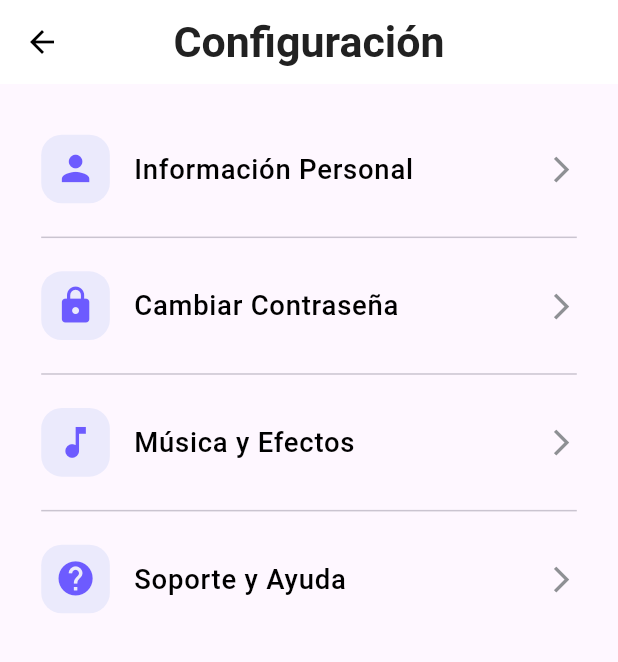
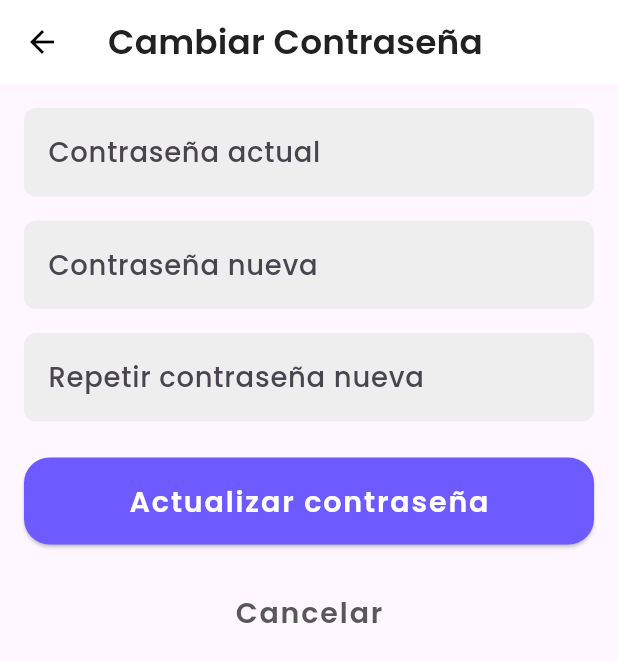
Before and after one commit to QuickRecap/Quickrecap-mobile, a Flutter app: the ConfigurationScreen screen opened by its route, after a tap on "Cambiar Contraseña", on a phone screen of 412 x 824 dp. Shown: the top 662 px of the screen. Run offline on Flutter 3.47's test engine with Material 3 defaults, Android fonts, the phone set to English and light mode, and no system bars; our stand-ins replace flutter_screenutil, get, sqflite; accounts and stored records are empty.

Commit message:
feat(profile):change password interface done

```diff
--- a/lib/main.dart
+++ b/lib/main.dart
@@ -9,6 +9,7 @@ import 'ui/pages/register_screen.dart';
 import 'ui/pages/terms_conditions_screen.dart';
 import 'ui/pages/views/profile/configuration_screen.dart';
 import 'ui/pages/views/profile/support_screen.dart';
+import 'ui/pages/views/profile/password_screen.dart';
 import 'ui/providers/login_provider.dart';
 import 'ui/providers/register_provider.dart';
 import 'data/api/user_api.dart';
@@ -64,6 +65,7 @@ class MyApp extends StatelessWidget {
             '/entrypoint': (context) => MainScreen(),
             '/configuration': (context) => ConfigurationScreen(),
             '/support': (context) => SupportScreen(),
+            '/password': (context) => PasswordScreen(),
           },
         );
       },
--- a/lib/ui/pages/views/profile/configuration_screen.dart
+++ b/lib/ui/pages/views/profile/configuration_screen.dart
@@ -37,6 +37,7 @@ class ConfigurationScreen extends StatelessWidget {
               icon: Icons.lock,
               text: 'Cambiar Contraseña',
               onTap: () {
+                Navigator.pushReplacementNamed(context, '/password');
                 // Acción al presionar
               },
             ),
--- /dev/null
+++ b/lib/ui/pages/views/profile/password_screen.dart
@@ -0,0 +1,131 @@
+import 'package:flutter/material.dart';
+import 'package:flutter_screenutil/flutter_screenutil.dart';
+
+class PasswordScreen extends StatelessWidget {
+  const PasswordScreen({Key? key}) : super(key: key);
+
+  @override
+  Widget build(BuildContext context) {
+    return Scaffold(
+      appBar: AppBar(
+        leading: IconButton(
+          icon: Icon(Icons.arrow_back),
+          onPressed: () => Navigator.of(context).pop(),
+        ),
+        title: Text('Cambiar Contraseña',
+              style: TextStyle(
+                color: Color(0xff212121), // Cambia el color del texto del título
+                fontSize: 20.sp, // Ajusta el tamaño del texto según tu diseño
+                fontFamily: 'Poppins',
+                fontWeight: FontWeight.w600,
+          ),
+        ),
+        backgroundColor: Colors.white,
+        foregroundColor: Colors.black,
+        elevation: 0,
+
+      ),
+      body: Padding(
+        padding: const EdgeInsets.all(16.0),
+        child: Column(
+          crossAxisAlignment: CrossAxisAlignment.stretch,
+          children: [
+            TextField(
+              decoration: InputDecoration(
+                hintText: 'Contraseña actual',
+                filled: true,
+                fillColor: Colors.grey[200],
+                border: OutlineInputBorder(
+                  borderRadius: BorderRadius.circular(8),
+                  borderSide: BorderSide.none,
+                ),
+              ),
+              obscureText: true,
+              style: TextStyle(
+                color: Color(0xFF585858), // Color del texto de la contraseña
+                fontFamily: 'Poppins',
+                fontWeight: FontWeight.w500,
+              ),
+              cursorColor: Color(0xFF585858),
+            ),
+            SizedBox(height: 16),
+            TextField(
+              decoration: InputDecoration(
+                hintText: 'Contraseña nueva',
+                filled: true,
+                fillColor: Colors.grey[200],
+                border: OutlineInputBorder(
+                  borderRadius: BorderRadius.circular(8),
+                  borderSide: BorderSide.none,
+                ),
+              ),
+              obscureText: true,
+              style: TextStyle(
+                color: Color(0xFF585858), // Color del texto de la contraseña
+                fontFamily: 'Poppins',
+                fontWeight: FontWeight.w500,
+              ),
+              cursorColor: Color(0xFF585858), // Color de la barra parpadeante
+            ),
+            SizedBox(height: 16),
+            TextField(
+              decoration: InputDecoration(
+                hintText: 'Repetir contraseña nueva',
+                filled: true,
+                fillColor: Colors.grey[200],
+                border: OutlineInputBorder(
+                  borderRadius: BorderRadius.circular(8),
+                  borderSide: BorderSide.none,
+                ),
+              ),
+              obscureText: true,
+              style: TextStyle(
+                color: Color(0xFF585858), // Color del texto de la contraseña
+                fontFamily: 'Poppins',
+                fontWeight: FontWeight.w500,
+              ),
+              cursorColor: Color(0xFF585858),
+            ),
+            SizedBox(height: 24),
+            ElevatedButton(
+              onPressed: () {
+                // Implement password update logic here
+              },
+              child: Text('Actualizar contraseña',style: TextStyle(
+                fontFamily: 'Poppins',
+                fontWeight: FontWeight.w600,
+                fontSize: 19,
+                color: Colors.white
+              )),
+              style: ElevatedButton.styleFrom(
+                primary: Color(0xff6D5BFF),
+                padding: EdgeInsets.symmetric(vertical: 15),
+                shape: RoundedRectangleBorder(
+                  borderRadius: BorderRadius.circular(17),
+                ),
+              ),
+            ),
+            SizedBox(height: 16),
+            TextButton(
+              onPressed: () {
+                // Implement cancel logic here
+              },
+              child: Text('Cancelar',style: TextStyle(
+                fontFamily: 'Poppins',
+                fontWeight: FontWeight.w600,
+                fontSize: 19,
+                color: Color(0xff585858),
+              )),
+              style: TextButton.styleFrom(
+                padding: EdgeInsets.symmetric(vertical: 15),
+                shape: RoundedRectangleBorder(
+                  borderRadius: BorderRadius.circular(17),
+                ),
+              ),
+            ),
+          ],
+        ),
+      ),
+    );
+  }
+}
--- a/lib/ui/pages/views/profile/support_screen.dart
+++ b/lib/ui/pages/views/profile/support_screen.dart
@@ -16,6 +16,7 @@ class SupportScreen extends StatelessWidget {
                 style: TextStyle(
                   color: Color(0xff212121), // Cambia el color del texto del título
                   fontSize: 20.sp, // Ajusta el tamaño del texto según tu diseño
+                  fontFamily: 'Poppins',
                   fontWeight: FontWeight.w600,
                 ),
               ),
```
